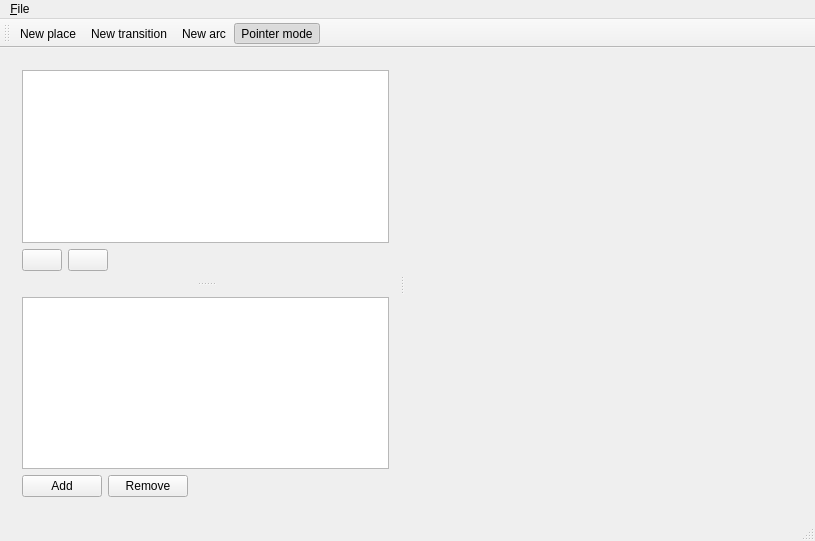
First picture: the form in PeTedit/MainWindow.ui, repository jonasfj/PeTe, before the edit.
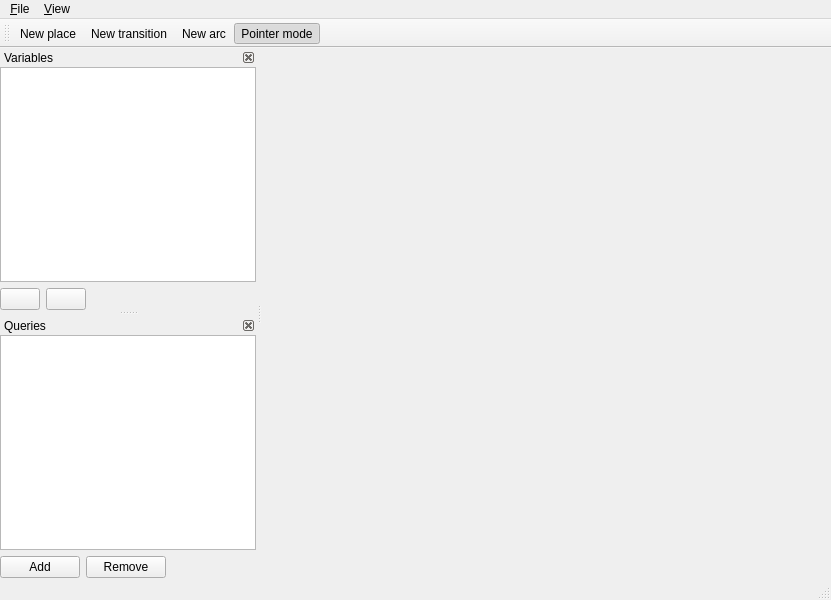
Second picture: the form after the edit.

Commit message: Moved variable view and query view into dock-widgets

The edit to the form file:
```diff
--- a/PeTedit/MainWindow.ui
+++ b/PeTedit/MainWindow.ui
@@ -6,8 +6,8 @@
    <rect>
     <x>0</x>
     <y>0</y>
-    <width>815</width>
-    <height>541</height>
+    <width>831</width>
+    <height>600</height>
    </rect>
   </property>
   <property name="windowTitle">
@@ -15,140 +15,41 @@
   </property>
   <widget class="QWidget" name="centralWidget">
    <layout class="QVBoxLayout" name="verticalLayout_3">
+    <property name="margin">
+     <number>0</number>
+    </property>
     <item>
-     <widget class="QSplitter" name="splitter_2">
-      <property name="orientation">
-       <enum>Qt::Horizontal</enum>
+     <widget class="QTabWidget" name="tabWidget">
+      <property name="sizePolicy">
+       <sizepolicy hsizetype="Expanding" vsizetype="Expanding">
+        <horstretch>0</horstretch>
+        <verstretch>0</verstretch>
+       </sizepolicy>
       </property>
-      <widget class="QSplitter" name="splitter">
-       <property name="orientation">
-        <enum>Qt::Vertical</enum>
-       </property>
-       <widget class="QWidget" name="verticalLayoutWidget">
-        <layout class="QVBoxLayout" name="verticalLayout">
-         <item>
-          <widget class="QTableView" name="variableView"/>
-         </item>
-         <item>
-          <layout class="QHBoxLayout" name="horizontalLayout">
-           <item>
-            <widget class="QPushButton" name="addVariable">
-             <property name="toolTip">
-              <string>Add variable</string>
-             </property>
-             <property name="text">
-              <string/>
-             </property>
-            </widget>
-           </item>
-           <item>
-            <widget class="QPushButton" name="deleteVariable">
-             <property name="text">
-              <string notr="true"/>
-             </property>
-             <property name="flat">
-              <bool>false</bool>
-             </property>
-            </widget>
-           </item>
-           <item>
-            <spacer name="horizontalSpacer">
-             <property name="orientation">
-              <enum>Qt::Horizontal</enum>
-             </property>
-             <property name="sizeHint" stdset="0">
-              <size>
-               <width>40</width>
-               <height>20</height>
-              </size>
-             </property>
-            </spacer>
-           </item>
-          </layout>
-         </item>
-        </layout>
-       </widget>
-       <widget class="QWidget" name="verticalLayoutWidget_2">
-        <layout class="QVBoxLayout" name="verticalLayout_2">
-         <item>
-          <widget class="QListView" name="queryListView">
-           <property name="editTriggers">
-            <set>QAbstractItemView::NoEditTriggers</set>
-           </property>
-           <property name="showDropIndicator" stdset="0">
-            <bool>false</bool>
-           </property>
-           <property name="alternatingRowColors">
-            <bool>true</bool>
-           </property>
-          </widget>
-         </item>
-         <item>
-          <layout class="QHBoxLayout" name="horizontalLayout_2">
-           <item>
-            <widget class="QPushButton" name="addQuery">
-             <property name="text">
-              <string>Add</string>
-             </property>
-            </widget>
-           </item>
-           <item>
-            <widget class="QPushButton" name="deleteQuery">
-             <property name="text">
-              <string>Remove</string>
-             </property>
-            </widget>
-           </item>
-           <item>
-            <spacer name="horizontalSpacer_2">
-             <property name="orientation">
-              <enum>Qt::Horizontal</enum>
-             </property>
-             <property name="sizeHint" stdset="0">
-              <size>
-               <width>40</width>
-               <height>20</height>
-              </size>
-             </property>
-            </spacer>
-           </item>
-          </layout>
-         </item>
-        </layout>
-       </widget>
-      </widget>
-      <widget class="QTabWidget" name="tabWidget">
-       <property name="sizePolicy">
-        <sizepolicy hsizetype="Expanding" vsizetype="Expanding">
-         <horstretch>0</horstretch>
-         <verstretch>0</verstretch>
-        </sizepolicy>
-       </property>
-       <property name="minimumSize">
-        <size>
-         <width>400</width>
-         <height>0</height>
-        </size>
-       </property>
-       <property name="tabShape">
-        <enum>QTabWidget::Rounded</enum>
-       </property>
-       <property name="currentIndex">
-        <number>-1</number>
-       </property>
-       <property name="elideMode">
-        <enum>Qt::ElideNone</enum>
-       </property>
-       <property name="documentMode">
-        <bool>true</bool>
-       </property>
-       <property name="tabsClosable">
-        <bool>true</bool>
-       </property>
-       <property name="movable">
-        <bool>true</bool>
-       </property>
-      </widget>
+      <property name="minimumSize">
+       <size>
+        <width>400</width>
+        <height>0</height>
+       </size>
+      </property>
+      <property name="tabShape">
+       <enum>QTabWidget::Rounded</enum>
+      </property>
+      <property name="currentIndex">
+       <number>-1</number>
+      </property>
+      <property name="elideMode">
+       <enum>Qt::ElideNone</enum>
+      </property>
+      <property name="documentMode">
+       <bool>true</bool>
+      </property>
+      <property name="tabsClosable">
+       <bool>true</bool>
+      </property>
+      <property name="movable">
+       <bool>true</bool>
+      </property>
      </widget>
     </item>
    </layout>
@@ -158,11 +59,11 @@
     <rect>
      <x>0</x>
      <y>0</y>
-     <width>815</width>
+     <width>831</width>
      <height>24</height>
     </rect>
    </property>
-   <widget class="QMenu" name="menu_File">
+   <widget class="QMenu" name="menuFile">
     <property name="title">
      <string>&amp;File</string>
     </property>
@@ -171,7 +72,13 @@
     <addaction name="SaveAction"/>
     <addaction name="actionExport_SVG"/>
    </widget>
-   <addaction name="menu_File"/>
+   <widget class="QMenu" name="menuView">
+    <property name="title">
+     <string>&amp;View</string>
+    </property>
+   </widget>
+   <addaction name="menuFile"/>
+   <addaction name="menuView"/>
   </widget>
   <widget class="QToolBar" name="mainToolBar">
    <attribute name="toolBarArea">
@@ -186,6 +93,132 @@
    <addaction name="PointerModeAction"/>
   </widget>
   <widget class="QStatusBar" name="statusBar"/>
+  <widget class="QDockWidget" name="variableDock">
+   <property name="features">
+    <set>QDockWidget::DockWidgetClosable|QDockWidget::DockWidgetMovable</set>
+   </property>
+   <property name="allowedAreas">
+    <set>Qt::LeftDockWidgetArea|Qt::RightDockWidgetArea</set>
+   </property>
+   <property name="windowTitle">
+    <string>Variables</string>
+   </property>
+   <attribute name="dockWidgetArea">
+    <number>1</number>
+   </attribute>
+   <widget class="QWidget" name="dockWidgetContents_2">
+    <layout class="QVBoxLayout" name="verticalLayout">
+     <property name="margin">
+      <number>0</number>
+     </property>
+     <item>
+      <widget class="QTableView" name="variableView"/>
+     </item>
+     <item>
+      <layout class="QHBoxLayout" name="horizontalLayout">
+       <item>
+        <widget class="QPushButton" name="addVariable">
+         <property name="toolTip">
+          <string>Add variable</string>
+         </property>
+         <property name="text">
+          <string/>
+         </property>
+        </widget>
+       </item>
+       <item>
+        <widget class="QPushButton" name="deleteVariable">
+         <property name="text">
+          <string notr="true"/>
+         </property>
+         <property name="flat">
+          <bool>false</bool>
+         </property>
+        </widget>
+       </item>
+       <item>
+        <spacer name="horizontalSpacer">
+         <property name="orientation">
+          <enum>Qt::Horizontal</enum>
+         </property>
+         <property name="sizeHint" stdset="0">
+          <size>
+           <width>40</width>
+           <height>20</height>
+          </size>
+         </property>
+        </spacer>
+       </item>
+      </layout>
+     </item>
+    </layout>
+   </widget>
+  </widget>
+  <widget class="QDockWidget" name="queryDock">
+   <property name="features">
+    <set>QDockWidget::DockWidgetClosable|QDockWidget::DockWidgetMovable</set>
+   </property>
+   <property name="allowedAreas">
+    <set>Qt::LeftDockWidgetArea|Qt::RightDockWidgetArea</set>
+   </property>
+   <property name="windowTitle">
+    <string>Queries</string>
+   </property>
+   <attribute name="dockWidgetArea">
+    <number>1</number>
+   </attribute>
+   <widget class="QWidget" name="dockWidgetContents">
+    <layout class="QVBoxLayout" name="verticalLayout_2">
+     <property name="margin">
+      <number>0</number>
+     </property>
+     <item>
+      <widget class="QListView" name="queryListView">
+       <property name="editTriggers">
+        <set>QAbstractItemView::NoEditTriggers</set>
+       </property>
+       <property name="showDropIndicator" stdset="0">
+        <bool>false</bool>
+       </property>
+       <property name="alternatingRowColors">
+        <bool>true</bool>
+       </property>
+      </widget>
+     </item>
+     <item>
+      <layout class="QHBoxLayout" name="horizontalLayout_2">
+       <item>
+        <widget class="QPushButton" name="addQuery">
+         <property name="text">
+          <string>Add</string>
+         </property>
+        </widget>
+       </item>
+       <item>
+        <widget class="QPushButton" name="deleteQuery">
+         <property name="text">
+          <string>Remove</string>
+         </property>
+        </widget>
+       </item>
+       <item>
+        <spacer name="horizontalSpacer_2">
+         <property name="orientation">
+          <enum>Qt::Horizontal</enum>
+         </property>
+         <property name="sizeHint" stdset="0">
+          <size>
+           <width>40</width>
+           <height>20</height>
+          </size>
+         </property>
+        </spacer>
+       </item>
+      </layout>
+     </item>
+    </layout>
+   </widget>
+  </widget>
   <action name="NewTapnAction">
    <property name="text">
     <string>&amp;New Timed-Arc Petri Net</string>
```
Left out of the diff: 3 changed lines with no effect on the pictures. The commit also changes 1 other file.
